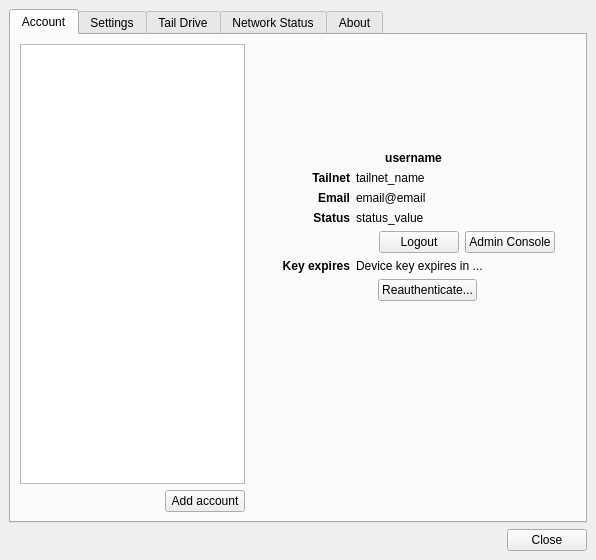
Above: src/MainWindow.ui from SneWs/tail-tray before the change. Below: the same form after it.
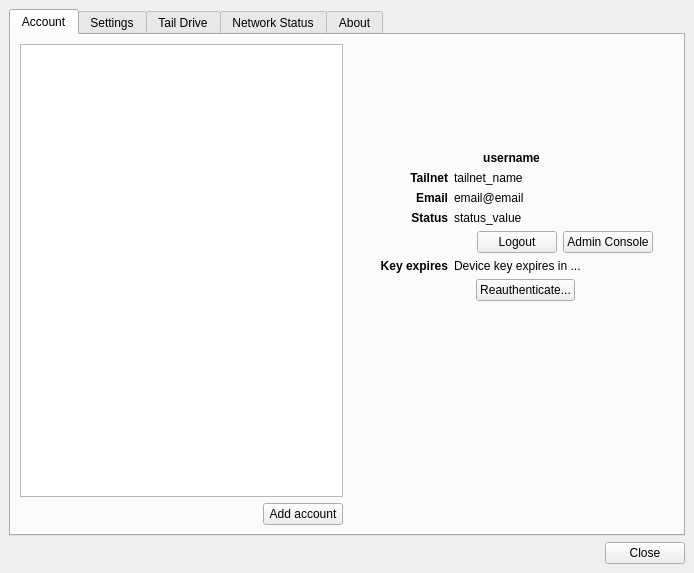
That is the form after the change. The open tabs and pages were chosen to show the change. Icons and pictures are not drawn.

Commit message: Fix settings window to be wider + fix issue with resource file since file moves

Diff of the .ui file:
```diff
--- a/src/MainWindow.ui
+++ b/src/MainWindow.ui
@@ -9,8 +9,8 @@
    <rect>
     <x>0</x>
     <y>0</y>
-    <width>596</width>
-    <height>560</height>
+    <width>694</width>
+    <height>573</height>
    </rect>
   </property>
   <property name="sizePolicy">
@@ -409,7 +409,7 @@
                  <property name="maximumSize">
                   <size>
                    <width>16777215</width>
-                   <height>24</height>
+                   <height>16777215</height>
                   </size>
                  </property>
                  <property name="text">
@@ -422,7 +422,7 @@
                  <property name="maximumSize">
                   <size>
                    <width>16777215</width>
-                   <height>24</height>
+                   <height>16777215</height>
                   </size>
                  </property>
                  <property name="text">
@@ -520,7 +520,7 @@
                  <property name="maximumSize">
                   <size>
                    <width>16777215</width>
-                   <height>24</height>
+                   <height>16777215</height>
                   </size>
                  </property>
                  <property name="text">
```
Left out of the diff: 10 changed lines with no effect on the pictures. The commit also changes 1 other file.
